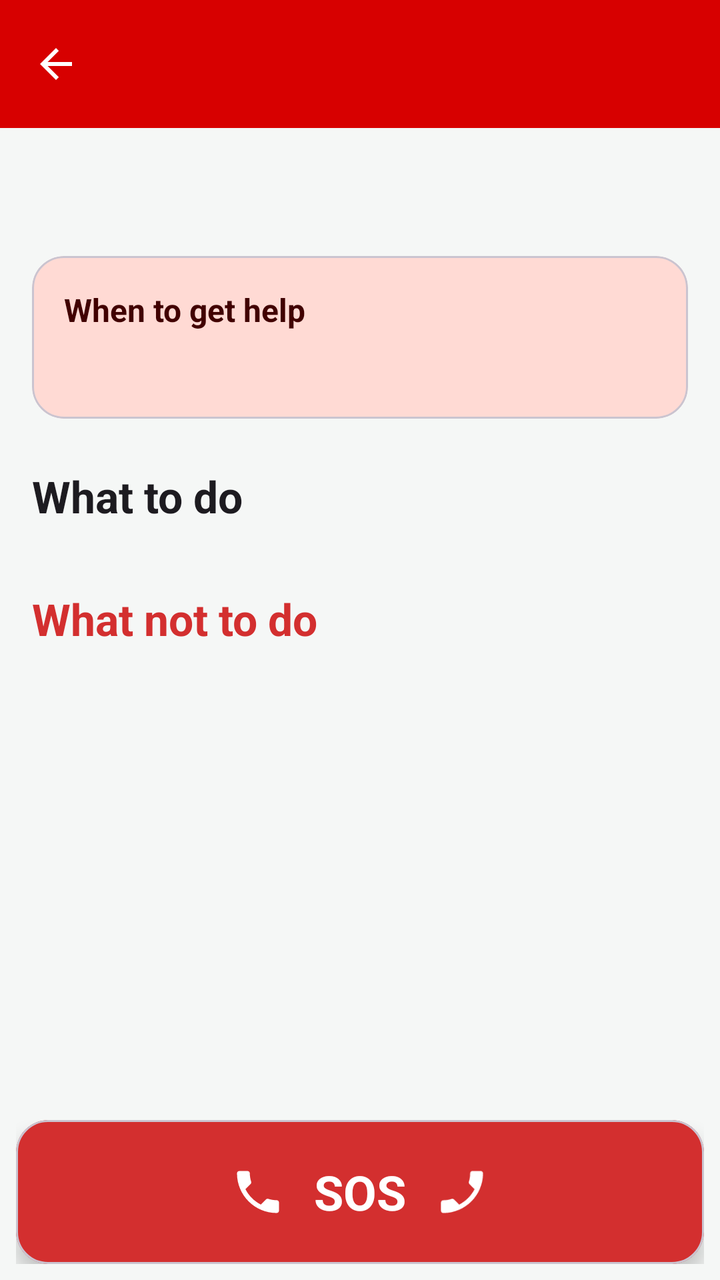
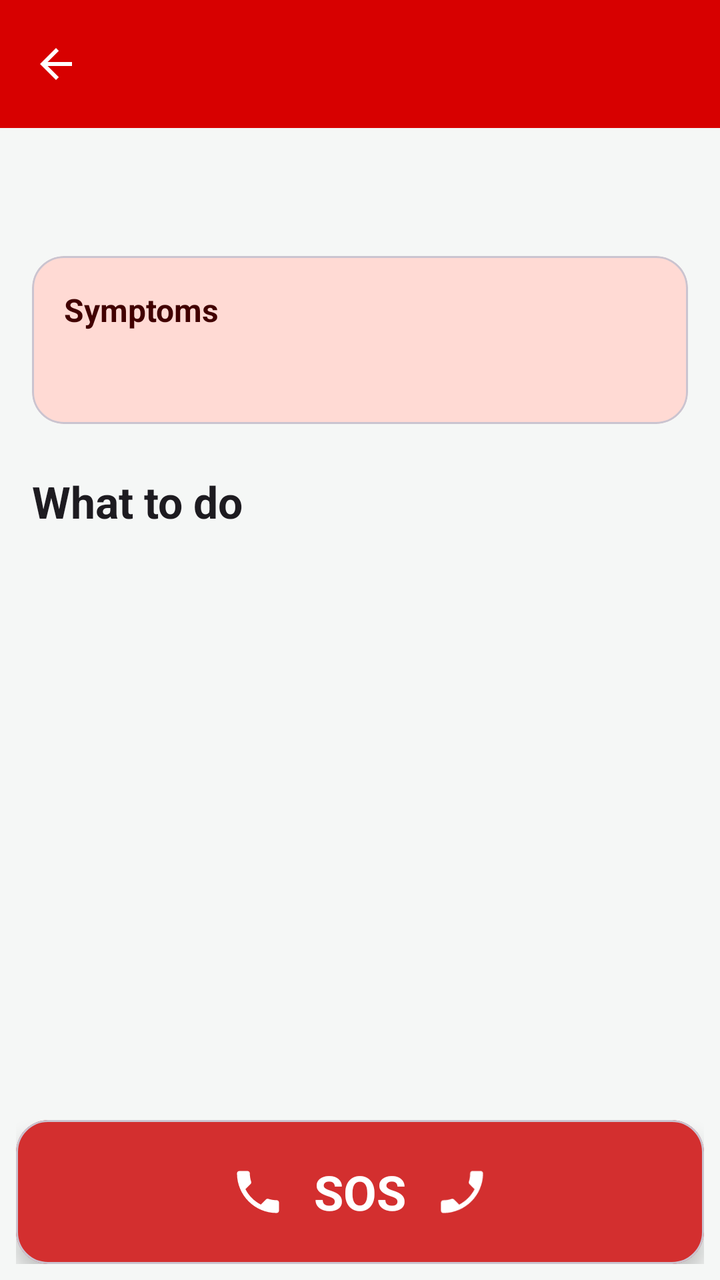

Two renders of the same Android screen: before a commit and after it. Below are the layout's source before the change and the commit's diff.
<!-- AndroidManifest.xml: application theme Theme.FirstAidHero1 -->
<!-- res/layout/activity_emergency_detail.xml -->
<?xml version="1.0" encoding="utf-8"?>
<androidx.constraintlayout.widget.ConstraintLayout
    xmlns:android="http://schemas.android.com/apk/res/android"
    xmlns:app="http://schemas.android.com/apk/res-auto"
    android:id="@+id/detailRoot"
    android:layout_width="match_parent"
    android:layout_height="match_parent"
    android:keepScreenOn="true">

    <com.google.android.material.appbar.AppBarLayout
        android:id="@+id/detailAppBar"
        android:layout_width="0dp"
        android:layout_height="wrap_content"
        android:background="@color/app_bar"
        android:fitsSystemWindows="true"
        app:layout_constraintTop_toTopOf="parent"
        app:layout_constraintStart_toStartOf="parent"
        app:layout_constraintEnd_toEndOf="parent">

        <androidx.appcompat.widget.Toolbar
            android:id="@+id/detailToolbar"
            android:layout_width="match_parent"
            android:layout_height="?attr/actionBarSize"
            android:theme="@style/ThemeOverlay.AppCompat.Dark.ActionBar"
            app:navigationContentDescription="@string/back"
            app:navigationIcon="@drawable/ic_back"
            app:titleTextColor="@color/white" />
    </com.google.android.material.appbar.AppBarLayout>

    <ScrollView
        android:id="@+id/detailScroll"
        android:layout_width="0dp"
        android:layout_height="0dp"
        app:layout_constraintTop_toBottomOf="@id/detailAppBar"
        app:layout_constraintBottom_toTopOf="@id/callBar"
        app:layout_constraintStart_toStartOf="parent"
        app:layout_constraintEnd_toEndOf="parent">

        <LinearLayout
            android:layout_width="match_parent"
            android:layout_height="wrap_content"
            android:orientation="vertical"
            android:padding="16dp">

            <LinearLayout
                android:layout_width="match_parent"
                android:layout_height="wrap_content"
                android:gravity="center_vertical"
                android:orientation="horizontal">

                <ImageView
                    android:id="@+id/detailSeverity"
                    android:layout_width="32dp"
                    android:layout_height="32dp"
                    android:layout_marginEnd="12dp" />

                <TextView
                    android:id="@+id/detailDescription"
                    android:layout_width="0dp"
                    android:layout_height="wrap_content"
                    android:layout_weight="1"
                    android:textColor="?attr/colorOnSurface"
                    android:textSize="18sp"
                    android:textStyle="bold" />
            </LinearLayout>

            <com.google.android.material.card.MaterialCardView
                android:layout_width="match_parent"
                android:layout_height="wrap_content"
                android:layout_marginTop="16dp"
                app:cardBackgroundColor="?attr/colorSecondaryContainer"
                app:cardCornerRadius="16dp"
                app:cardElevation="0dp">

                <LinearLayout
                    android:layout_width="match_parent"
                    android:layout_height="wrap_content"
                    android:orientation="vertical"
                    android:padding="16dp">

                    <TextView
                        android:layout_width="match_parent"
                        android:layout_height="wrap_content"
                        android:text="@string/detail_help_title"
                        android:textColor="?attr/colorOnSecondaryContainer"
                        android:textSize="16sp"
                        android:textStyle="bold" />

                    <TextView
                        android:id="@+id/detailHelpText"
                        android:layout_width="match_parent"
                        android:layout_height="wrap_content"
                        android:layout_marginTop="6dp"
                        android:textColor="?attr/colorOnSecondaryContainer"
                        android:textSize="16sp" />
                </LinearLayout>
            </com.google.android.material.card.MaterialCardView>

            <TextView
                android:layout_width="match_parent"
                android:layout_height="wrap_content"
                android:layout_marginTop="24dp"
                android:text="@string/detail_steps_title"
                android:textColor="?attr/colorOnSurface"
                android:textSize="22sp"
                android:textStyle="bold" />

            <LinearLayout
                android:id="@+id/stepsContainer"
                android:layout_width="match_parent"
                android:layout_height="wrap_content"
                android:layout_marginTop="8dp"
                android:orientation="vertical" />

            <TextView
                android:layout_width="match_parent"
                android:layout_height="wrap_content"
                android:layout_marginTop="24dp"
                android:text="@string/detail_donts_title"
                android:textColor="@color/urgency_critical"
                android:textSize="22sp"
                android:textStyle="bold" />

            <LinearLayout
                android:id="@+id/dontsContainer"
                android:layout_width="match_parent"
                android:layout_height="wrap_content"
                android:layout_marginTop="8dp"
                android:orientation="vertical" />
        </LinearLayout>
    </ScrollView>

    <include
        android:id="@+id/callBar"
        layout="@layout/header_button"
        android:layout_width="0dp"
        android:layout_height="wrap_content"
        app:layout_constraintBottom_toBottomOf="parent"
        app:layout_constraintStart_toStartOf="parent"
        app:layout_constraintEnd_toEndOf="parent" />

</androidx.constraintlayout.widget.ConstraintLayout>
<!-- res/layout/header_button.xml (included above) -->
<?xml version="1.0" encoding="utf-8"?>
<FrameLayout
    xmlns:android="http://schemas.android.com/apk/res/android"
    xmlns:app="http://schemas.android.com/apk/res-auto"
    android:layout_width="match_parent"
    android:layout_height="wrap_content"
    android:padding="8dp">

    <com.google.android.material.card.MaterialCardView
        android:id="@+id/headerButton"
        android:layout_width="match_parent"
        android:layout_height="72dp"
        android:clickable="true"
        android:focusable="true"
        app:cardBackgroundColor="@color/sos_red"
        app:cardCornerRadius="16dp"
        app:cardElevation="6dp">

        <LinearLayout
            android:layout_width="match_parent"
            android:layout_height="match_parent"
            android:gravity="center"
            android:orientation="horizontal"
            android:paddingStart="16dp"
            android:paddingEnd="16dp">

            <ImageView
                android:layout_width="28dp"
                android:layout_height="28dp"
                android:importantForAccessibility="no"
                android:src="@drawable/ic_call" />

            <TextView
                android:layout_width="wrap_content"
                android:layout_height="wrap_content"
                android:layout_marginStart="14dp"
                android:layout_marginEnd="14dp"
                android:text="@string/header_button"
                android:textColor="@color/white"
                android:textSize="24sp"
                android:textStyle="bold" />

            <ImageView
                android:layout_width="28dp"
                android:layout_height="28dp"
                android:importantForAccessibility="no"
                android:scaleX="-1"
                android:src="@drawable/ic_call" />

        </LinearLayout>
    </com.google.android.material.card.MaterialCardView>
</FrameLayout>
<!-- resources referenced by this layout -->
<resources>
  <color name="app_bar">#D70000</color>
  <color name="sos_red">#D32F2F</color>
  <color name="urgency_critical">#D32F2F</color>
  <color name="white">#FFFFFF</color>
  <!-- drawable ic_back (drawable) -->
  <vector xmlns:android="http://schemas.android.com/apk/res/android"
      android:width="24dp"
      android:height="24dp"
      android:autoMirrored="true"
      android:viewportWidth="24"
      android:viewportHeight="24">
      <path
          android:fillColor="#FFFFFFFF"
          android:pathData="M20,11H7.83l5.59,-5.59L12,4l-8,8 8,8 1.41,-1.41L7.83,13H20v-2z" />
  </vector>
  <!-- drawable ic_call (drawable) -->
  <vector xmlns:android="http://schemas.android.com/apk/res/android"
      android:width="24dp"
      android:height="24dp"
      android:viewportWidth="24"
      android:viewportHeight="24">
      <path
          android:fillColor="#FFFFFFFF"
          android:pathData="M6.62,10.79c1.44,2.83 3.76,5.14 6.59,6.59l2.2,-2.2c0.27,-0.27 0.67,-0.36 1.02,-0.24 1.12,0.37 2.33,0.57 3.57,0.57 0.55,0 1,0.45 1,1V20c0,0.55 -0.45,1 -1,1 -9.39,0 -17,-7.61 -17,-17 0,-0.55 0.45,-1 1,-1h3.5c0.55,0 1,0.45 1,1 0,1.25 0.2,2.45 0.57,3.57 0.11,0.35 0.03,0.74 -0.25,1.02l-2.2,2.2z" />
  </vector>
  <string name="back">Back</string>
  <string name="detail_donts_title">What not to do</string>
  <string name="detail_help_title">When to get help</string>
  <string name="detail_steps_title">What to do</string>
  <string name="header_button">SOS</string>
  <style name="Theme.FirstAidHero1" parent="Base.Theme.FirstAidHero1" />
  <style name="Base.Theme.FirstAidHero1" parent="Theme.Material3.DayNight.NoActionBar">
          <item name="colorPrimary">@color/primary</item>
          <item name="colorOnPrimary">@color/white</item>
          <item name="colorSecondary">@color/accent</item>
          <item name="android:colorBackground">@color/background</item>
          <item name="colorSecondaryContainer">#FFDAD4</item>
          <item name="colorOnSecondaryContainer">#410000</item>
      </style>
  <color name="primary">#D70000</color>
  <color name="accent">#490000</color>
  <color name="background">#F5F7F6</color>
</resources>

<!-- the commit's change to res/layout/activity_emergency_detail.xml (unified diff, before → after) -->
@@ -55,7 +55,7 @@
                     android:layout_marginEnd="12dp" />
 
                 <TextView
-                    android:id="@+id/detailDescription"
+                    android:id="@+id/detailSeverityLabel"
                     android:layout_width="0dp"
                     android:layout_height="wrap_content"
                     android:layout_weight="1"
@@ -81,18 +81,18 @@
                     <TextView
                         android:layout_width="match_parent"
                         android:layout_height="wrap_content"
-                        android:text="@string/detail_help_title"
+                        android:text="@string/detail_symptoms_title"
                         android:textColor="?attr/colorOnSecondaryContainer"
                         android:textSize="16sp"
                         android:textStyle="bold" />
 
                     <TextView
-                        android:id="@+id/detailHelpText"
+                        android:id="@+id/detailSymptoms"
                         android:layout_width="match_parent"
                         android:layout_height="wrap_content"
                         android:layout_marginTop="6dp"
                         android:textColor="?attr/colorOnSecondaryContainer"
-                        android:textSize="16sp" />
+                        android:textSize="18sp" />
                 </LinearLayout>
             </com.google.android.material.card.MaterialCardView>
 
@@ -107,22 +107,6 @@
 
             <LinearLayout
                 android:id="@+id/stepsContainer"
-                android:layout_width="match_parent"
-                android:layout_height="wrap_content"
-                android:layout_marginTop="8dp"
-                android:orientation="vertical" />
-
-            <TextView
-                android:layout_width="match_parent"
-                android:layout_height="wrap_content"
-                android:layout_marginTop="24dp"
-                android:text="@string/detail_donts_title"
-                android:textColor="@color/urgency_critical"
-                android:textSize="22sp"
-                android:textStyle="bold" />
-
-            <LinearLayout
-                android:id="@+id/dontsContainer"
                 android:layout_width="match_parent"
                 android:layout_height="wrap_content"
                 android:layout_marginTop="8dp"
<!-- resource entries referenced after the edit -->
@@ -2,7 +2,6 @@
 <resources>
   <color name="app_bar">#D70000</color>
   <color name="sos_red">#D32F2F</color>
-  <color name="urgency_critical">#D32F2F</color>
   <color name="white">#FFFFFF</color>
   <!-- drawable ic_back (drawable) -->
   <vector xmlns:android="http://schemas.android.com/apk/res/android"
@@ -26,9 +25,8 @@
           android:pathData="M6.62,10.79c1.44,2.83 3.76,5.14 6.59,6.59l2.2,-2.2c0.27,-0.27 0.67,-0.36 1.02,-0.24 1.12,0.37 2.33,0.57 3.57,0.57 0.55,0 1,0.45 1,1V20c0,0.55 -0.45,1 -1,1 -9.39,0 -17,-7.61 -17,-17 0,-0.55 0.45,-1 1,-1h3.5c0.55,0 1,0.45 1,1 0,1.25 0.2,2.45 0.57,3.57 0.11,0.35 0.03,0.74 -0.25,1.02l-2.2,2.2z" />
   </vector>
   <string name="back">Back</string>
-  <string name="detail_donts_title">What not to do</string>
-  <string name="detail_help_title">When to get help</string>
   <string name="detail_steps_title">What to do</string>
+  <string name="detail_symptoms_title">Symptoms</string>
   <string name="header_button">SOS</string>
   <style name="Theme.FirstAidHero1" parent="Base.Theme.FirstAidHero1" />
   <style name="Base.Theme.FirstAidHero1" parent="Theme.Material3.DayNight.NoActionBar">
